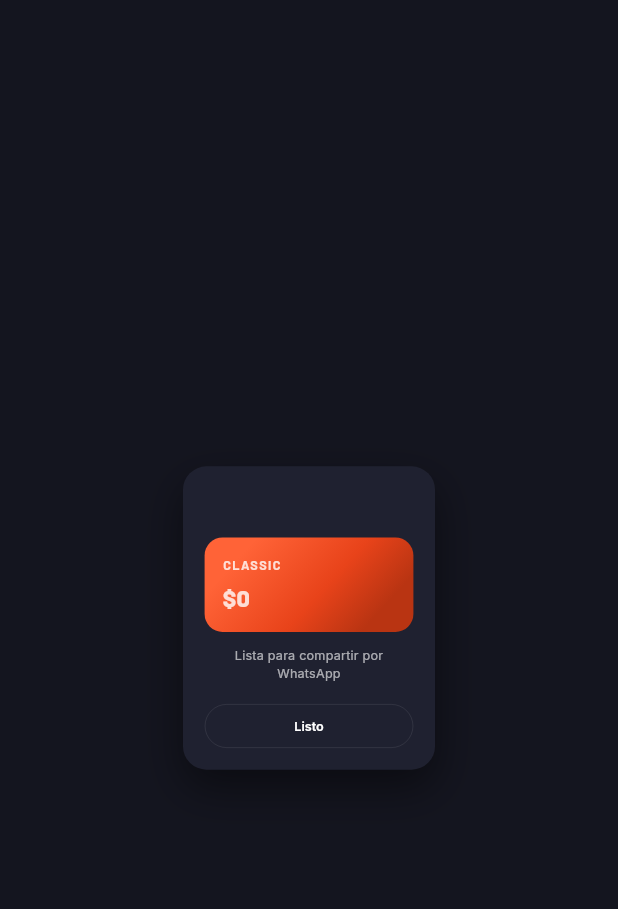
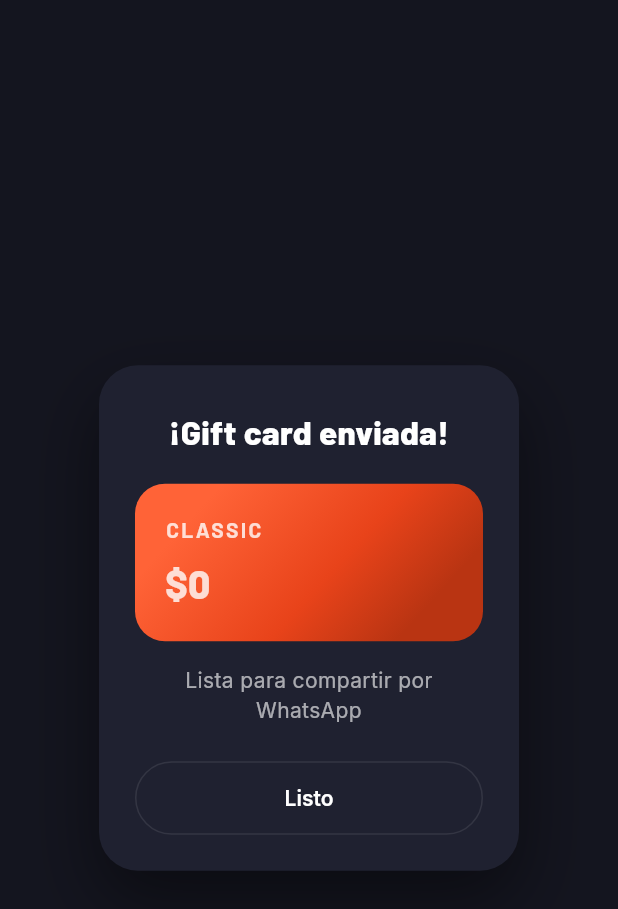
Before and after one commit to tomassalina/fudo, a Flutter app: the _GiftSuccessOverlay widget shown alone on an empty page, opened directly with empty values, on a phone screen of 412 x 824 dp. Shown: the top 909 px of the screen. Run offline on Flutter 3.47's test engine with Material 3 defaults, Android fonts, the phone set to English and light mode, and no system bars; our stand-ins replace dio, flutter_map, flutter_riverpod, flutter_secure_storage, geolocator, go_router and 4 more; missing offline and left inert: mobile_scanner, posthog_flutter; accounts and stored records are empty.

Commit message:
fix(mobile): unfreeze gift purchase success card entrance animation
_GiftSuccessOverlay's card was passed via AnimatedBuilder's `child:`
param, which Flutter builds only once and reuses across every tick.
But the card reads the controller's value to drive its own elastic
scale-in and the delayed "¡Gift card enviada!" stamp fade-in, so it
was frozen forever at its very first frame (t=0: 60% scale, headline
at 0% opacity). The rings and confetti animated correctly (built via
the live builder callback) and faded out as designed, leaving exactly
what the product owner's screenshot showed: a small, title-less,
plain card with only the tier/amount box, share text and "Listo" -
no celebration effect visible once the burst settled.

Fix: build the card inline inside the AnimatedBuilder's builder
callback (passing the live t explicitly) instead of via the cached
child slot, so it re-renders every frame like the rings/confetti do.

Correction for the record: commit de2782c's report that this overlay
was "already fine" was wrong on this point - the rings/confetti
mechanics themselves were fine, but the card's own entrance animation
was silently broken by the AnimatedBuilder child-caching pitfall
above, which a static "is the effect present" read did not catch.

Confidence note: flutter analyze is clean and the AnimatedBuilder
child-caching bug is verified from Flutter SDK source (dialog.dart /
animated_builder semantics), not just inferred. Live visual
verification was attempted (simulator iPhone 16e was already booted)
but flutter run failed with 'No space left on device' (disk at
201Mi free / 228Gi) - an unrelated environment issue, not this code.
So this fix is verified at the code/framework-semantics level but NOT
pixel-confirmed on a running app.

Co-Authored-By: Claude Sonnet 5 <noreply@anthropic.com>
Claude-Session: https://claude.ai/code/session_01WBSZrivJ3YcXp11xHCydg3

```diff
--- a/mobile/lib/features/gifting/gifting_screen.dart
+++ b/mobile/lib/features/gifting/gifting_screen.dart
@@ -825,15 +825,24 @@ class _GiftSuccessOverlayState extends State<_GiftSuccessOverlay>
       insetPadding: EdgeInsets.zero,
       child: AnimatedBuilder(
         animation: _controller,
-        builder: (context, child) {
+        // NOTE: `_buildCard` is built inline here (not passed as
+        // `AnimatedBuilder.child`) on purpose. `child:` is only built once
+        // and reused across every tick — but `_buildCard` reads the
+        // animation's current value to drive its own elastic scale-in and
+        // the delayed "¡Gift card enviada!" stamp fade-in, so it needs a
+        // fresh rebuild every frame. Passing it as `child:` previously froze
+        // it at its very first frame (t≈0: 60% scale, invisible headline)
+        // forever — the rings/confetti still played and faded correctly, so
+        // the end state looked like a small, plain, title-less card with no
+        // celebration at all, matching the reported screenshot exactly.
+        builder: (context, _) {
           final t = _controller.value;
           return Stack(
             alignment: Alignment.center,
             clipBehavior: Clip.none,
-            children: [..._buildRings(t), ..._buildConfetti(t), child!],
+            children: [..._buildRings(t), ..._buildConfetti(t), _buildCard(context, t)],
           );
         },
-        child: _buildCard(context),
       ),
     );
   }
@@ -886,11 +895,9 @@ class _GiftSuccessOverlayState extends State<_GiftSuccessOverlay>
     }).toList();
   }
 
-  Widget _buildCard(BuildContext context) {
-    final cardT = Curves.elasticOut.transform(
-      _delayed(_controller.value, 0.1, 0.6),
-    );
-    final stampT = _delayed(_controller.value, 0.45, 0.4).clamp(0, 1);
+  Widget _buildCard(BuildContext context, double t) {
+    final cardT = Curves.elasticOut.transform(_delayed(t, 0.1, 0.6));
+    final stampT = _delayed(t, 0.45, 0.4).clamp(0, 1);
 
     return Transform.scale(
       scale: 0.6 + 0.4 * cardT.clamp(0.0, 1.4),
```
